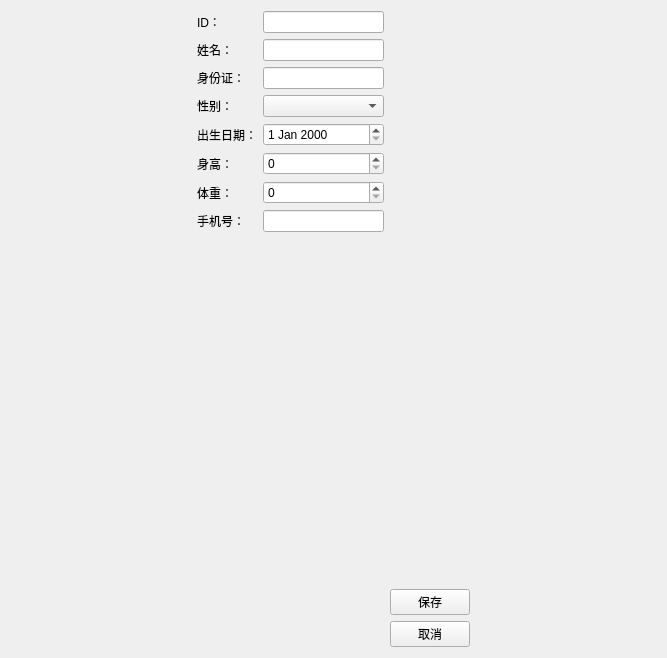
Before: the Qt Designer form lab3/patienteditview.ui in suyisora/QtCourse, drawn with Qt 5.
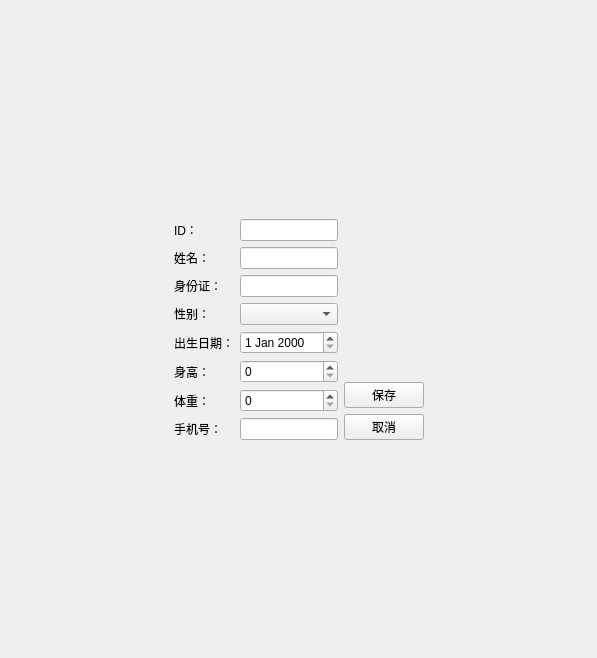
After: the same form once the commit is applied.

The edit to the form file:
```diff
--- a/lab3/patienteditview.ui
+++ b/lab3/patienteditview.ui
@@ -6,14 +6,29 @@
    <rect>
     <x>0</x>
     <y>0</y>
-    <width>667</width>
+    <width>597</width>
     <height>658</height>
    </rect>
   </property>
   <property name="windowTitle">
    <string>患者编辑</string>
   </property>
-  <layout class="QHBoxLayout" name="horizontalLayout">
+  <layout class="QVBoxLayout" name="verticalLayout_2">
+   <item>
+    <spacer name="verticalSpacer_2">
+     <property name="orientation">
+      <enum>Qt::Orientation::Vertical</enum>
+     </property>
+     <property name="sizeHint" stdset="0">
+      <size>
+       <width>20</width>
+       <height>203</height>
+      </size>
+     </property>
+    </spacer>
+   </item>
+   <item>
+    <layout class="QHBoxLayout" name="horizontalLayout_2">
    <item>
     <spacer name="horizontalSpacer">
      <property name="orientation">
@@ -28,6 +43,8 @@
     </spacer>
    </item>
    <item>
+      <layout class="QHBoxLayout" name="horizontalLayout">
+       <item>
     <layout class="QFormLayout" name="formLayout">
      <item row="0" column="0">
       <widget class="QLabel" name="label">
@@ -142,6 +159,8 @@
      </item>
     </layout>
    </item>
+      </layout>
+     </item>
    <item>
     <spacer name="horizontalSpacer_2">
      <property name="orientation">
@@ -151,6 +170,21 @@
       <size>
        <width>173</width>
        <height>20</height>
+        </size>
+       </property>
+      </spacer>
+     </item>
+    </layout>
+   </item>
+   <item>
+    <spacer name="verticalSpacer_3">
+     <property name="orientation">
+      <enum>Qt::Orientation::Vertical</enum>
+     </property>
+     <property name="sizeHint" stdset="0">
+      <size>
+       <width>20</width>
+       <height>203</height>
       </size>
      </property>
     </spacer>
```
Lines whose indentation alone changed are shown as unchanged.
